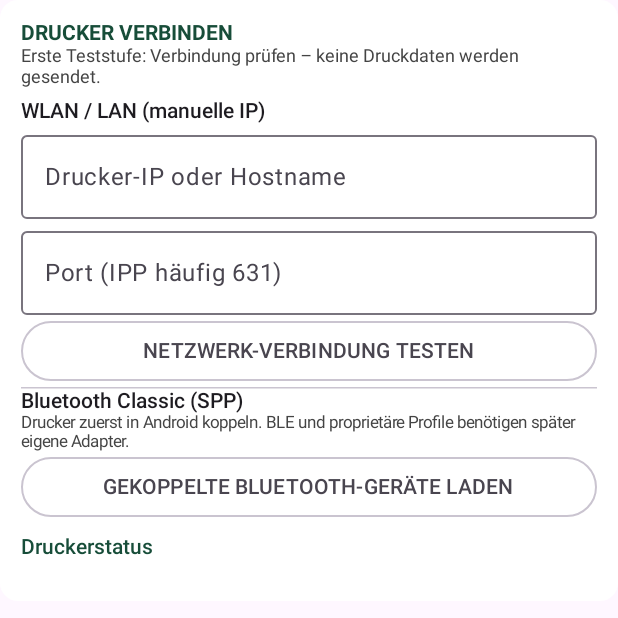
After one commit to mouzzlii/Pakete-Scanner, an Android app built with Jetpack Compose: the composable PrinterConnectionSection called with empty values, on a phone screen of 412 x 824 dp, the top half of it. The commit adds this screen. Run offline under Robolectric (Android 15) with nearby library versions, the phone set to English and light mode, and no system bars; libraries missing offline, so code that uses them is left out: com.google.mlkit.vision.

Commit message:
refactor(trakuna): extract printer connection UI

```diff
--- /dev/null
+++ b/app/src/main/java/at/trakuna/app/PrinterConnectionSection.kt
@@ -0,0 +1,89 @@
+package at.trakuna.app
+
+import android.bluetooth.BluetoothDevice
+import androidx.compose.foundation.layout.Column
+import androidx.compose.foundation.layout.Spacer
+import androidx.compose.foundation.layout.fillMaxWidth
+import androidx.compose.foundation.layout.height
+import androidx.compose.foundation.layout.padding
+import androidx.compose.material3.Card
+import androidx.compose.material3.CardDefaults
+import androidx.compose.material3.HorizontalDivider
+import androidx.compose.material3.OutlinedButton
+import androidx.compose.material3.OutlinedTextField
+import androidx.compose.material3.Text
+import androidx.compose.runtime.Composable
+import androidx.compose.ui.Modifier
+import androidx.compose.ui.graphics.Color
+import androidx.compose.ui.text.font.FontWeight
+import androidx.compose.ui.unit.dp
+import androidx.compose.ui.unit.sp
+
+/**
+ * Printer connection UI only. Connection logic and permission handling stay
+ * in MainActivity; this composable never sends print data.
+ */
+@Composable
+internal fun PrinterConnectionSection(
+    host: String,
+    port: String,
+    status: String,
+    pairedPrinters: List<BluetoothDevice>,
+    onHostChange: (String) -> Unit,
+    onPortChange: (String) -> Unit,
+    onTestNetwork: () -> Unit,
+    onLoadBluetooth: () -> Unit,
+    onTestBluetooth: (BluetoothDevice) -> Unit
+) {
+    Card(colors = CardDefaults.cardColors(containerColor = Color.White)) {
+        Column(Modifier.fillMaxWidth().padding(14.dp)) {
+            Text("DRUCKER VERBINDEN", fontWeight = FontWeight.Bold, color = Forest)
+            Text(
+                "Erste Teststufe: Verbindung prüfen – keine Druckdaten werden gesendet.",
+                fontSize = 12.sp,
+                color = Color.DarkGray
+            )
+            Spacer(Modifier.height(8.dp))
+            Text("WLAN / LAN (manuelle IP)", fontWeight = FontWeight.SemiBold)
+            OutlinedTextField(
+                value = host,
+                onValueChange = onHostChange,
+                label = { Text("Drucker-IP oder Hostname") },
+                placeholder = { Text("z. B. 192.168.1.50") },
+                modifier = Modifier.fillMaxWidth(),
+                singleLine = true
+            )
+            OutlinedTextField(
+                value = port,
+                onValueChange = onPortChange,
+                label = { Text("Port (IPP häufig 631)") },
+                modifier = Modifier.fillMaxWidth(),
+                singleLine = true
+            )
+            OutlinedButton(onClick = onTestNetwork, modifier = Modifier.fillMaxWidth()) {
+                Text("NETZWERK-VERBINDUNG TESTEN")
+            }
+            HorizontalDivider()
+            Text("Bluetooth Classic (SPP)", fontWeight = FontWeight.SemiBold)
+            Text(
+                "Drucker zuerst in Android koppeln. BLE und proprietäre Profile benötigen später eigene Adapter.",
+                fontSize = 11.sp,
+                color = Color.DarkGray
+            )
+            OutlinedButton(onClick = onLoadBluetooth, modifier = Modifier.fillMaxWidth()) {
+                Text("GEKOPPELTE BLUETOOTH-GERÄTE LADEN")
+            }
+            pairedPrinters.forEach { device ->
+                OutlinedButton(
+                    onClick = { onTestBluetooth(device) },
+                    modifier = Modifier.fillMaxWidth().padding(vertical = 2.dp)
+                ) {
+                    Text("SPP testen: ${device.name ?: "Bluetooth-Gerät"}")
+                }
+            }
+            Spacer(Modifier.height(8.dp))
+            Text("Druckerstatus", fontWeight = FontWeight.SemiBold, color = Forest)
+            Text(status, fontSize = 12.sp)
+        }
+    }
+}
```
Also changed, not shown: app/src/main/java/at/trakuna/app/MainActivity.kt (+11 -43 lines).
